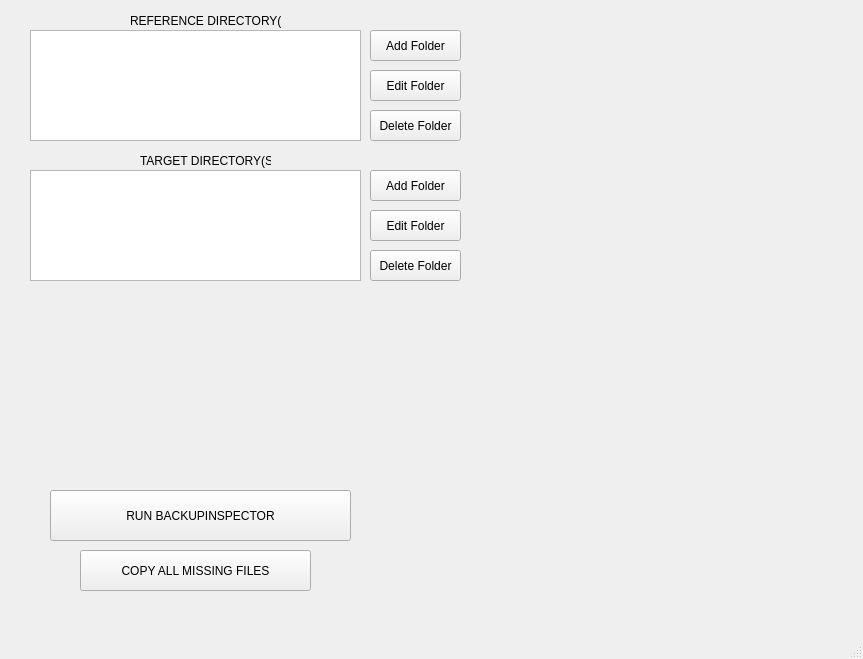
This is BackupInspector_GUI.ui in Adillwma/BackupInspector as Qt 5 draws it before an edit. The edited form follows.
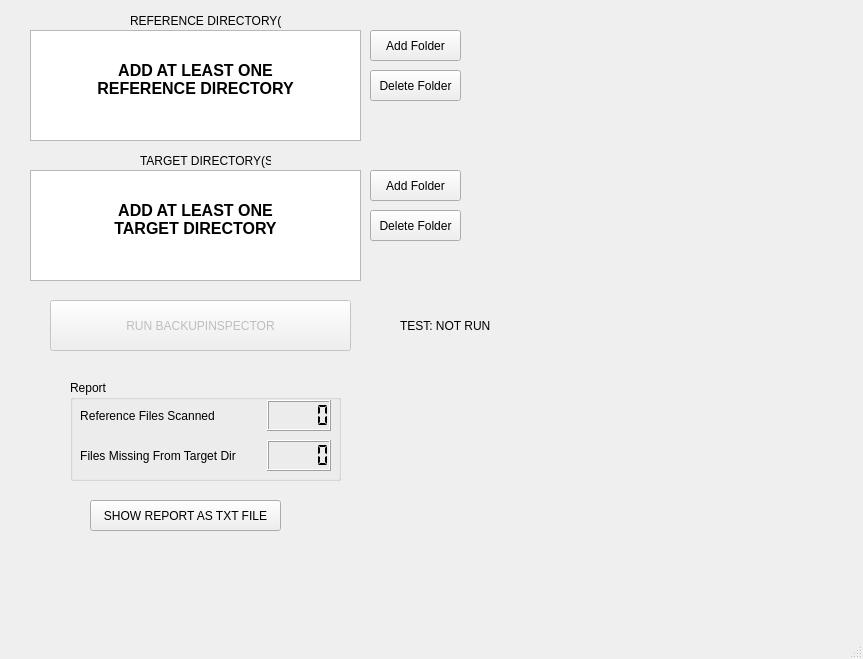
This is the edited form. Icons and pictures are not drawn.

The edit to the form file:
```diff
--- a/BackupInspector_GUI.ui
+++ b/BackupInspector_GUI.ui
@@ -21,24 +21,14 @@
    <string notr="true">background: url(A:/Users/Ada/Desktop/Designer.png)</string>
   </property>
   <widget class="QWidget" name="centralwidget">
-   <widget class="QPushButton" name="pushButton">
-    <property name="geometry">
-     <rect>
-      <x>370</x>
-      <y>70</y>
-      <width>91</width>
-      <height>31</height>
-     </rect>
-    </property>
-    <property name="text">
-     <string>Edit Folder</string>
-    </property>
-   </widget>
    <widget class="QPushButton" name="pushButton_3">
+    <property name="enabled">
+     <bool>false</bool>
+    </property>
     <property name="geometry">
      <rect>
       <x>50</x>
-      <y>490</y>
+      <y>300</y>
       <width>301</width>
       <height>51</height>
      </rect>
@@ -64,7 +54,7 @@
     <property name="geometry">
      <rect>
       <x>370</x>
-      <y>110</y>
+      <y>70</y>
       <width>91</width>
       <height>31</height>
      </rect>
@@ -77,39 +67,26 @@
     <property name="geometry">
      <rect>
       <x>370</x>
-      <y>250</y>
-      <width>91</width>
-      <height>31</height>
-     </rect>
-    </property>
-    <property name="text">
-     <string>Delete Folder</string>
-    </property>
-   </widget>
-   <widget class="QPushButton" name="pushButton_4">
-    <property name="geometry">
-     <rect>
-      <x>370</x>
-      <y>170</y>
-      <width>91</width>
-      <height>31</height>
-     </rect>
-    </property>
-    <property name="text">
-     <string>Add Folder</string>
-    </property>
-   </widget>
-   <widget class="QPushButton" name="pushButton_7">
-    <property name="geometry">
-     <rect>
-      <x>370</x>
       <y>210</y>
       <width>91</width>
       <height>31</height>
      </rect>
     </property>
     <property name="text">
-     <string>Edit Folder</string>
+     <string>Delete Folder</string>
+    </property>
+   </widget>
+   <widget class="QPushButton" name="pushButton_4">
+    <property name="geometry">
+     <rect>
+      <x>370</x>
+      <y>170</y>
+      <width>91</width>
+      <height>31</height>
+     </rect>
+    </property>
+    <property name="text">
+     <string>Add Folder</string>
     </property>
    </widget>
    <widget class="QLabel" name="label">
@@ -147,6 +124,169 @@
       <height>111</height>
      </rect>
     </property>
+    <property name="autoFillBackground">
+     <bool>true</bool>
+    </property>
+    <property name="styleSheet">
+     <string notr="true">background-color: rgb(255, 255, 255)</string>
+    </property>
+   </widget>
+   <widget class="QGroupBox" name="groupBox">
+    <property name="geometry">
+     <rect>
+      <x>70</x>
+      <y>380</y>
+      <width>271</width>
+      <height>101</height>
+     </rect>
+    </property>
+    <property name="title">
+     <string>Report</string>
+    </property>
+    <widget class="QWidget" name="horizontalLayoutWidget_2">
+     <property name="geometry">
+      <rect>
+       <x>10</x>
+       <y>20</y>
+       <width>251</width>
+       <height>31</height>
+      </rect>
+     </property>
+     <layout class="QHBoxLayout" name="horizontalLayout_2">
+      <item>
+       <widget class="QLabel" name="label_4">
+        <property name="text">
+         <string>Reference Files Scanned</string>
+        </property>
+        <property name="alignment">
+         <set>Qt::AlignCenter</set>
+        </property>
+       </widget>
+      </item>
+      <item>
+       <spacer name="horizontalSpacer">
+        <property name="orientation">
+         <enum>Qt::Horizontal</enum>
+        </property>
+        <property name="sizeHint" stdset="0">
+         <size>
+          <width>40</width>
+          <height>20</height>
+         </size>
+        </property>
+       </spacer>
+      </item>
+      <item>
+       <widget class="QLCDNumber" name="scanned_files_readoutcount">
+        <property name="smallDecimalPoint">
+         <bool>false</bool>
+        </property>
+        <property name="segmentStyle">
+         <enum>QLCDNumber::Flat</enum>
+        </property>
+       </widget>
+      </item>
+     </layout>
+    </widget>
+    <widget class="QWidget" name="horizontalLayoutWidget">
+     <property name="geometry">
+      <rect>
+       <x>10</x>
+       <y>60</y>
+       <width>251</width>
+       <height>31</height>
+      </rect>
+     </property>
+     <layout class="QHBoxLayout" name="horizontalLayout">
+      <item>
+       <widget class="QLabel" name="label_3">
+        <property name="text">
+         <string>Files Missing From Target Dir</string>
+        </property>
+        <property name="alignment">
+         <set>Qt::AlignCenter</set>
+        </property>
+       </widget>
+      </item>
+      <item>
+       <spacer name="horizontalSpacer_2">
+        <property name="orientation">
+         <enum>Qt::Horizontal</enum>
+        </property>
+        <property name="sizeHint" stdset="0">
+         <size>
+          <width>40</width>
+          <height>20</height>
+         </size>
+        </property>
+       </spacer>
+      </item>
+      <item>
+       <widget class="QLCDNumber" name="missing_files_readoutcount">
+        <property name="segmentStyle">
+         <enum>QLCDNumber::Flat</enum>
+        </property>
+       </widget>
+      </item>
+     </layout>
+    </widget>
+   </widget>
+   <widget class="QPushButton" name="show_report_txt">
+    <property name="geometry">
+     <rect>
+      <x>90</x>
+      <y>500</y>
+      <width>191</width>
+      <height>31</height>
+     </rect>
+    </property>
+    <property name="text">
+     <string>SHOW REPORT AS TXT FILE</string>
+    </property>
+   </widget>
+   <widget class="QWidget" name="horizontalLayoutWidget_3">
+    <property name="geometry">
+     <rect>
+      <x>360</x>
+      <y>300</y>
+      <width>131</width>
+      <height>51</height>
+     </rect>
+    </property>
+    <layout class="QHBoxLayout" name="horizontalLayout_3">
+     <item>
+      <widget class="QLabel" name="feedback_led">
+       <property name="maximumSize">
+        <size>
+         <width>40</width>
+         <height>40</height>
+        </size>
+       </property>
+       <property name="text">
+        <string/>
+       </property>
+       <property name="textFormat">
+        <enum>Qt::PlainText</enum>
+       </property>
+       <property name="pixmap">
+        <pixmap>../../Desktop/blue-led-on.png</pixmap>
+       </property>
+       <property name="scaledContents">
+        <bool>true</bool>
+       </property>
+       <property name="alignment">
+        <set>Qt::AlignCenter</set>
+       </property>
+      </widget>
+     </item>
+     <item>
+      <widget class="QLabel" name="test_status_text">
+       <property name="text">
+        <string>TEST: NOT RUN</string>
+       </property>
+      </widget>
+     </item>
+    </layout>
    </widget>
    <widget class="QListWidget" name="list2">
     <property name="geometry">
@@ -157,18 +297,96 @@
       <height>111</height>
      </rect>
     </property>
+    <property name="autoFillBackground">
+     <bool>true</bool>
+    </property>
+    <property name="styleSheet">
+     <string notr="true">background-color: rgb(255, 255, 255)</string>
+    </property>
    </widget>
-   <widget class="QPushButton" name="copy_all_missing_files">
+   <widget class="QTextBrowser" name="ref_user_tip">
+    <property name="enabled">
+     <bool>true</bool>
+    </property>
     <property name="geometry">
      <rect>
-      <x>80</x>
-      <y>550</y>
-      <width>231</width>
-      <height>41</height>
+      <x>30</x>
+      <y>30</y>
+      <width>331</width>
+      <height>111</height>
      </rect>
     </property>
+    <property name="html">
+     <string>&lt;!DOCTYPE HTML PUBLIC &quot;-//W3C//DTD HTML 4.0//EN&quot; &quot;http://www.w3.org/TR/REC-html40/strict.dtd&quot;&gt;
+&lt;html&gt;&lt;head&gt;&lt;meta name=&quot;qrichtext&quot; content=&quot;1&quot; /&gt;&lt;style type=&quot;text/css&quot;&gt;
+p, li { white-space: pre-wrap; }
+&lt;/style&gt;&lt;/head&gt;&lt;body style=&quot; font-family:'MS Shell Dlg 2'; font-size:8.25pt; font-weight:400; font-style:normal;&quot;&gt;
+&lt;p align=&quot;center&quot; style=&quot;-qt-paragraph-type:empty; margin-top:0px; margin-bottom:0px; margin-left:0px; margin-right:0px; -qt-block-indent:0; text-indent:0px;&quot;&gt;&lt;br /&gt;&lt;/p&gt;
+&lt;p align=&quot;center&quot; style=&quot;-qt-paragraph-type:empty; margin-top:0px; margin-bottom:0px; margin-left:0px; margin-right:0px; -qt-block-indent:0; text-indent:0px; font-weight:600;&quot;&gt;&lt;br /&gt;&lt;/p&gt;
+&lt;p align=&quot;center&quot; style=&quot; margin-top:0px; margin-bottom:0px; margin-left:0px; margin-right:0px; -qt-block-indent:0; text-indent:0px;&quot;&gt;&lt;span style=&quot; font-size:12pt; font-weight:600;&quot;&gt;ADD AT LEAST ONE &lt;br /&gt;REFERENCE DIRECTORY&lt;/span&gt;&lt;/p&gt;&lt;/body&gt;&lt;/html&gt;</string>
+    </property>
+   </widget>
+   <widget class="QTextBrowser" name="target_user_tip">
+    <property name="geometry">
+     <rect>
+      <x>30</x>
+      <y>170</y>
+      <width>331</width>
+      <height>111</height>
+     </rect>
+    </property>
+    <property name="html">
+     <string>&lt;!DOCTYPE HTML PUBLIC &quot;-//W3C//DTD HTML 4.0//EN&quot; &quot;http://www.w3.org/TR/REC-html40/strict.dtd&quot;&gt;
+&lt;html&gt;&lt;head&gt;&lt;meta name=&quot;qrichtext&quot; content=&quot;1&quot; /&gt;&lt;style type=&quot;text/css&quot;&gt;
+p, li { white-space: pre-wrap; }
+&lt;/style&gt;&lt;/head&gt;&lt;body style=&quot; font-family:'MS Shell Dlg 2'; font-size:8.25pt; font-weight:400; font-style:normal;&quot;&gt;
+&lt;p style=&quot;-qt-paragraph-type:empty; margin-top:0px; margin-bottom:0px; margin-left:0px; margin-right:0px; -qt-block-indent:0; text-indent:0px;&quot;&gt;&lt;br /&gt;&lt;/p&gt;
+&lt;p align=&quot;center&quot; style=&quot;-qt-paragraph-type:empty; margin-top:0px; margin-bottom:0px; margin-left:0px; margin-right:0px; -qt-block-indent:0; text-indent:0px; font-weight:600;&quot;&gt;&lt;br /&gt;&lt;/p&gt;
+&lt;p align=&quot;center&quot; style=&quot; margin-top:0px; margin-bottom:0px; margin-left:0px; margin-right:0px; -qt-block-indent:0; text-indent:0px;&quot;&gt;&lt;span style=&quot; font-size:12pt; font-weight:600;&quot;&gt;ADD AT LEAST ONE &lt;br /&gt;TARGET DIRECTORY&lt;/span&gt;&lt;/p&gt;&lt;/body&gt;&lt;/html&gt;</string>
+    </property>
+   </widget>
+   <widget class="QLabel" name="tip_arrow_1">
+    <property name="geometry">
+     <rect>
+      <x>270</x>
+      <y>40</y>
+      <width>101</width>
+      <height>71</height>
+     </rect>
+    </property>
     <property name="text">
-     <string>COPY ALL MISSING FILES</string>
+     <string/>
+    </property>
+    <property name="pixmap">
+     <pixmap>Icons/arrowtip.png</pixmap>
+    </property>
+    <property name="scaledContents">
+     <bool>true</bool>
+    </property>
+    <property name="alignment">
+     <set>Qt::AlignRight|Qt::AlignTop|Qt::AlignTrailing</set>
+    </property>
+   </widget>
+   <widget class="QLabel" name="tip_arrow_2">
+    <property name="geometry">
+     <rect>
+      <x>270</x>
+      <y>180</y>
+      <width>101</width>
+      <height>71</height>
+     </rect>
+    </property>
+    <property name="text">
+     <string/>
+    </property>
+    <property name="pixmap">
+     <pixmap>Icons/arrowtip.png</pixmap>
+    </property>
+    <property name="scaledContents">
+     <bool>true</bool>
+    </property>
+    <property name="alignment">
+     <set>Qt::AlignRight|Qt::AlignTop|Qt::AlignTrailing</set>
     </property>
    </widget>
   </widget>
```
